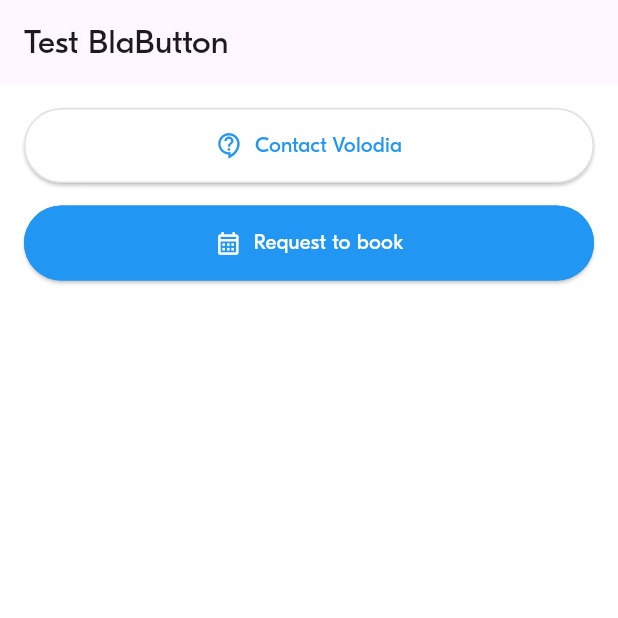
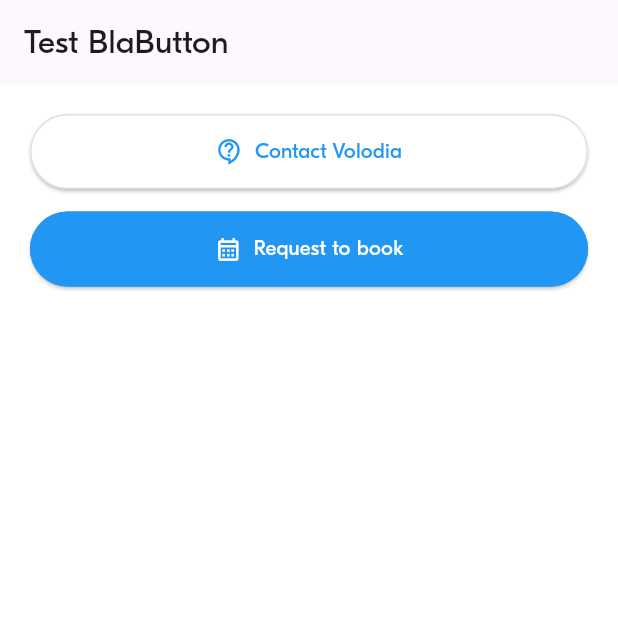
Before and after one commit to ehak-math/FlutterCourse, a Flutter app: the screen it shows after launch, on a phone screen of 412 x 824 dp, the top half of it. Run offline on Flutter 3.47's test engine with Material 3 defaults, Android fonts, the phone set to English and light mode, and no system bars; our stand-ins replace cached_network_image, carousel_slider, shared_preferences, shimmer; project files that could hold a hidden picture were left out.

Commit message:
BLA-003 – Implement BlaButton

```diff
--- a/Mobile_Development - Part 2/W3_Practice/lib/screens/test_bla_button.dart
+++ b/Mobile_Development - Part 2/W3_Practice/lib/screens/test_bla_button.dart
@@ -1,5 +1,5 @@
 import 'package:flutter/material.dart';
-import '../widgets/bla_button.dart'; // Import BlaButton
+import '../widgets/bla_button.dart';
 
 class TestBlaButtonScreen extends StatelessWidget {
   const TestBlaButtonScreen({super.key});
@@ -9,7 +9,7 @@ class TestBlaButtonScreen extends StatelessWidget {
     return Scaffold(
       appBar: AppBar(title: const Text("Test BlaButton")),
       body: Padding(
-        padding: const EdgeInsets.all(16.0),
+        padding: const EdgeInsets.all(20),
         child: Column(
           crossAxisAlignment: CrossAxisAlignment.stretch,
           children: [
--- a/Mobile_Development - Part 2/W3_Practice/lib/widgets/bla_button.dart
+++ b/Mobile_Development - Part 2/W3_Practice/lib/widgets/bla_button.dart
@@ -17,7 +17,7 @@ class BlaButton extends StatelessWidget {
   @override
   Widget build(BuildContext context) {
     return ElevatedButton.icon(
-      icon: icon != null ? Icon(icon) : Container(),
+      icon: Icon(icon),
       label: Text(label),
       onPressed: onPressed,
       style: ElevatedButton.styleFrom(
```
